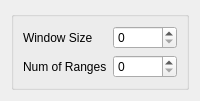
First picture: the form in ui/Rubberband.ui, repository tthatcher95/PyHAT_Point_Spectra_GUI, before the edit.
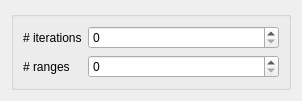
Second picture: the form after the edit.

What changed in the file:
```diff
--- a/ui/Rubberband.ui
+++ b/ui/Rubberband.ui
@@ -2,12 +2,20 @@
 <ui version="4.0">
  <class>Form</class>
  <widget class="QWidget" name="Form">
+  <property name="geometry">
+   <rect>
+    <x>0</x>
+    <y>0</y>
+    <width>302</width>
+    <height>97</height>
+   </rect>
+  </property>
   <property name="windowTitle">
    <string>Form</string>
   </property>
   <layout class="QVBoxLayout" name="verticalLayout">
    <item>
-    <widget class="QGroupBox" name="">
+    <widget class="QGroupBox" name="groupbox">
      <layout class="QFormLayout" name="formLayout_2">
       <property name="fieldGrowthPolicy">
        <enum>QFormLayout::AllNonFixedFieldsGrow</enum>
@@ -15,7 +23,7 @@
       <item row="0" column="0">
        <widget class="QLabel" name="windowSizeLabel">
         <property name="text">
-         <string>Window Size</string>
+         <string># iterations</string>
         </property>
        </widget>
       </item>
@@ -25,7 +33,7 @@
       <item row="1" column="0">
        <widget class="QLabel" name="numOfRangesLabel">
         <property name="text">
-         <string>Num of Ranges</string>
+         <string># ranges</string>
         </property>
        </widget>
       </item>
```
Left out of the diff: 4 changed lines with no effect on the pictures.
